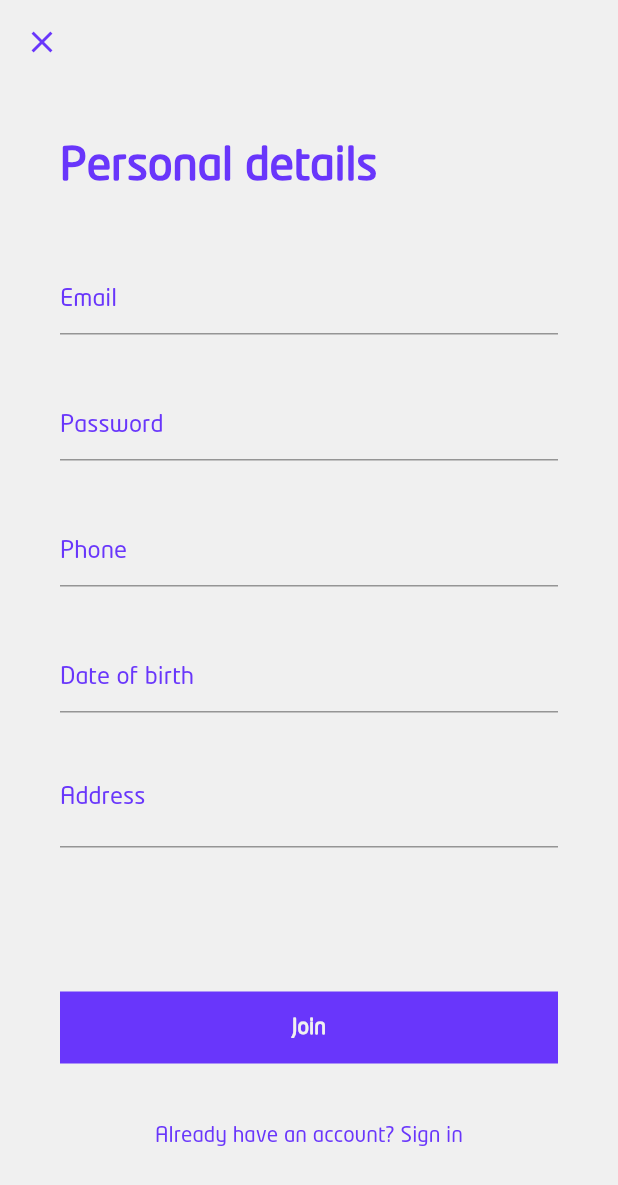
After one commit to ramaalshaban/GrabGrip_App, a Flutter app: the RegisterScreen screen opened by its route, on a phone screen of 412 x 824 dp. The commit adds this screen. Shown: the top 1185 px of the screen. Run offline on Flutter 3.47's test engine with Material 2 defaults, Android fonts, the phone set to English and light mode, and no system bars; our stand-ins replace auto_route.

Commit message:
feat: Add the initial version of register screen
A button in the drawer that navigates to the register screen has been added.
Also, a button in the register screen's bar that navigates back to home screen has been added.

```diff
--- a/lib/configs/routes/app_router.dart
+++ b/lib/configs/routes/app_router.dart
@@ -2,10 +2,12 @@ import 'package:auto_route/annotations.dart';
 import 'package:grab_grip/features/browsing/about_us/about_us_screen.dart';
 import 'package:grab_grip/features/browsing/home/home_screen.dart';
 import 'package:grab_grip/features/registration/login_screen.dart';
+import 'package:grab_grip/features/registration/register_screen.dart';
 
 @MaterialAutoRouter(
   routes: <AutoRoute>[
     AutoRoute(page: HomeScreen, initial: true),
+    AutoRoute(page: RegisterScreen),
     AutoRoute(page: LoginScreen),
     AutoRoute(page: AboutUsScreen),
   ],
--- a/lib/features/browsing/home/widgets/drawer.dart
+++ b/lib/features/browsing/home/widgets/drawer.dart
@@ -17,6 +17,11 @@ Widget drawer(BuildContext context) {
             child: Center(
               child: _drawerHeader,
             ),
+          ),
+          _drawerButton(
+            Icons.app_registration,
+            "Join Grab Grip",
+            const RegisterScreenRoute(),
           ),
           _drawerButton(
             Icons.login,
--- /dev/null
+++ b/lib/features/registration/register_screen.dart
@@ -0,0 +1,106 @@
+import 'package:flutter/material.dart';
+import 'package:grab_grip/features/registration/widgets/registration_bar.dart';
+import 'package:grab_grip/style/colors.dart';
+import 'package:grab_grip/style/text_fields.dart';
+import 'package:grab_grip/utils/device.dart';
+import 'package:grab_grip/utils/sized_box.dart';
+
+class RegisterScreen extends StatelessWidget {
+  const RegisterScreen({Key? key}) : super(key: key);
+
+  @override
+  Widget build(BuildContext context) {
+    return Scaffold(
+      backgroundColor: AppColors.white,
+      appBar: registrationBar(context),
+      body: Container(
+        color: AppColors.white,
+        height: screenHeightWithoutExtras(context),
+        child: SingleChildScrollView(
+          padding: const EdgeInsets.fromLTRB(40.0, 40.0, 40.0, 0),
+          child: Column(
+            crossAxisAlignment: CrossAxisAlignment.start,
+            children: <Widget>[
+              const Text(
+                'Personal details',
+                style: TextStyle(
+                  color: AppColors.purple,
+                  fontWeight: FontWeight.bold,
+                  fontSize: 30.0,
+                ),
+              ),
+              height48(),
+              Form(
+                child: Column(
+                  children: <Widget>[
+                    TextFormField(
+                      keyboardType: TextInputType.emailAddress,
+                      decoration: AppTextFields.registrationInputDecoration
+                          .copyWith(hintText: "Email"),
+                      cursorColor: AppColors.purple,
+                    ),
+                    height36(),
+                    TextFormField(
+                      cursorColor: AppColors.purple,
+                      obscureText: true,
+                      decoration: AppTextFields.registrationInputDecoration
+                          .copyWith(hintText: "Password"),
+                    ),
+                    height36(),
+                    TextFormField(
+                      cursorColor: AppColors.purple,
+                      keyboardType: TextInputType.phone,
+                      decoration: AppTextFields.registrationInputDecoration
+                          .copyWith(hintText: "Phone"),
+                    ),
+                    height36(),
+                    TextFormField(
+                      keyboardType: TextInputType.datetime,
+                      cursorColor: AppColors.purple,
+                      decoration: AppTextFields.registrationInputDecoration
+                          .copyWith(hintText: "Date of birth"),
+                    ),
+                    height36(),
+                    TextFormField(
+                      maxLines: 2,
+                      keyboardType: TextInputType.streetAddress,
+                      cursorColor: AppColors.purple,
+                      decoration: AppTextFields.registrationInputDecoration
+                          .copyWith(hintText: "Address"),
+                    ),
+                    height48(),
+                    height48(),
+                    Container(
+                      width: screenWidth(context),
+                      color: AppColors.purple,
+                      child: TextButton(
+                        onPressed: () {},
+                        child: const Text(
+                          'Join',
+                          style: TextStyle(
+                            color: AppColors.white,
+                            fontWeight: FontWeight.bold,
+                          ),
+                        ),
+                      ),
+                    ),
+                    height24(),
+                    TextButton(
+                      onPressed: () {},
+                      child: const Text(
+                        "Already have an account? Sign in",
+                        style: TextStyle(
+                          color: AppColors.purple,
+                        ),
+                      ),
+                    )
+                  ],
+                ),
+              )
+            ],
+          ),
+        ),
+      ),
+    );
+  }
+}
```
Also changed, not shown: lib/configs/routes/app_router.gr.dart.
